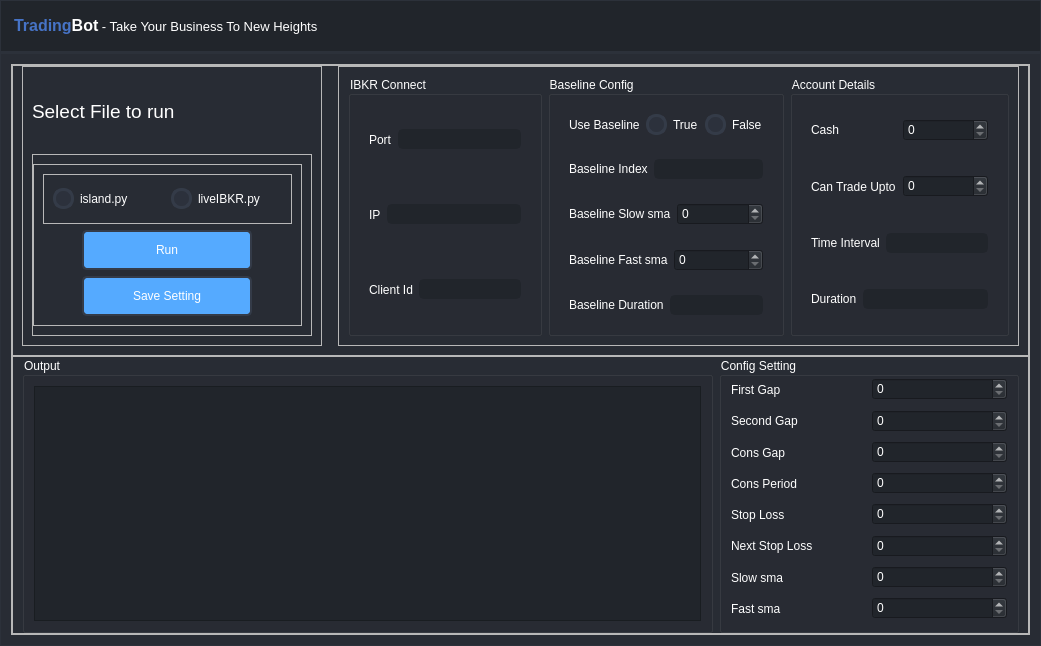
Before: the Qt Designer form main.ui in s-waqarali/V1---IslandStrategy, drawn with Qt 5.
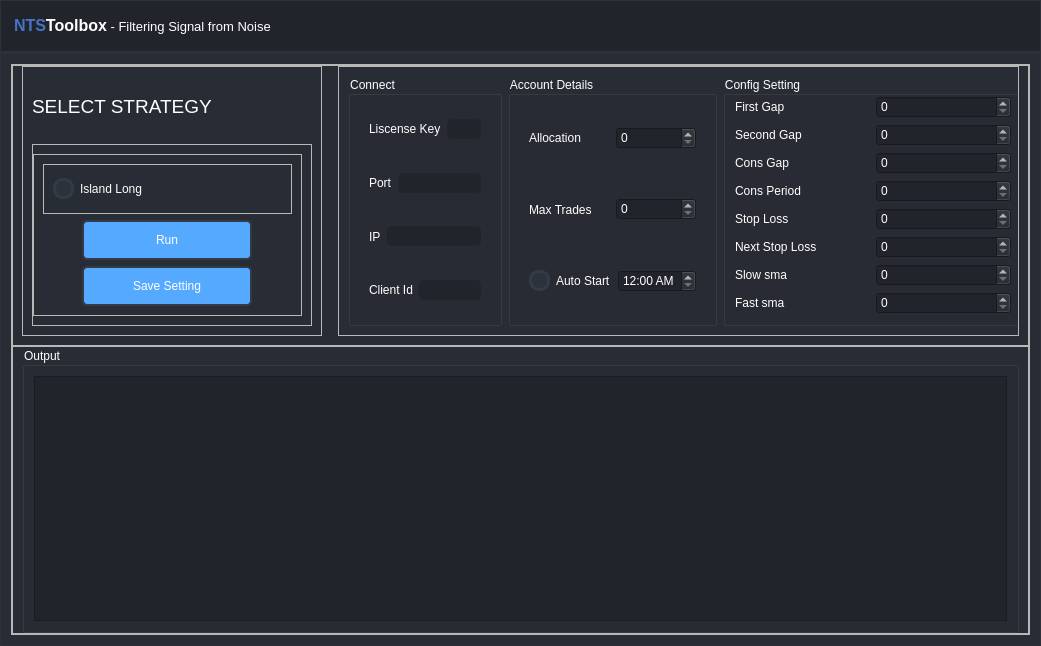
After: the same form once the commit is applied. Icons and pictures are not drawn.

Patch:
```diff
--- a/main.ui
+++ b/main.ui
@@ -44,6 +44,10 @@
 background-color: #21252b;
 }
 
+QTimeEdit {
+    background-color: #21252b;
+}
+
 /* /////////////////////////////////////////////////////////////////////////////////////////////////
 Tooltip */
 QToolTip {
@@ -700,7 +704,7 @@
                    </font>
                   </property>
                   <property name="text">
-                   <string>&lt;html&gt;&lt;head/&gt;&lt;body&gt;&lt;p&gt;&lt;span style=&quot; font-size:12pt; font-weight:600; color:#4673c6;&quot;&gt;Trading&lt;/span&gt;&lt;span style=&quot; font-size:12pt; font-weight:600; color:#ffffff;&quot;&gt;Bot&lt;/span&gt;&lt;span style=&quot; color:#ffffff;&quot;&gt; - Take Your Business To New Heights&lt;/span&gt;&lt;/p&gt;&lt;/body&gt;&lt;/html&gt;</string>
+                   <string>&lt;html&gt;&lt;head/&gt;&lt;body&gt;&lt;p&gt;&lt;span style=&quot; font-size:12pt; font-weight:600; color:#4673c6;&quot;&gt;NTS&lt;/span&gt;&lt;span style=&quot; font-size:12pt; font-weight:600; color:#ffffff;&quot;&gt;Toolbox&lt;/span&gt;&lt;span style=&quot; color:#ffffff;&quot;&gt; - Filtering Signal from Noise&lt;/span&gt;&lt;/p&gt;&lt;/body&gt;&lt;/html&gt;</string>
                   </property>
                   <property name="alignment">
                    <set>Qt::AlignLeading|Qt::AlignLeft|Qt::AlignVCenter</set>
@@ -1005,7 +1009,7 @@
                             <item>
                              <widget class="QLabel" name="label_92">
                               <property name="text">
-                               <string>&lt;html&gt;&lt;head/&gt;&lt;body&gt;&lt;p&gt;&lt;span style=&quot; font-size:14pt; color:#ffffff;&quot;&gt;Select File to run&lt;/span&gt;&lt;/p&gt;&lt;/body&gt;&lt;/html&gt;</string>
+                               <string>&lt;html&gt;&lt;head/&gt;&lt;body&gt;&lt;p&gt;&lt;span style=&quot; font-size:14pt; color:#ffffff;&quot;&gt;SELECT STRATEGY&lt;/span&gt;&lt;/p&gt;&lt;/body&gt;&lt;/html&gt;</string>
                               </property>
                              </widget>
                             </item>
@@ -1051,11 +1055,11 @@
                                         <string notr="true">color:white;</string>
                                        </property>
                                        <property name="text">
-                                        <string>island.py</string>
+                                        <string>Island Long</string>
                                        </property>
                                       </widget>
                                      </item>
-                                     <item>
+                                     <!-- <item>
                                       <widget class="QRadioButton" name="rdLiveIBKR">
                                        <property name="styleSheet">
                                         <string notr="true">color:white;</string>
@@ -1064,7 +1068,7 @@
                                         <string>liveIBKR.py</string>
                                        </property>
                                       </widget>
-                                     </item>
+                                     </item> -->
                                     </layout>
                                    </widget>
                                   </item>
@@ -1170,9 +1174,25 @@
                                <string notr="true">color: rgb(255, 255, 255);</string>
                               </property>
                               <property name="title">
-                               <string>IBKR Connect</string>
+                               <string>Connect</string>
                               </property>
                               <layout class="QVBoxLayout" name="verticalLayout_4">
+                              <item>
+                                <widget class="QWidget" name="widget" native="true">
+                                 <layout class="QHBoxLayout" name="horizontalLayout_5">
+                                  <item>
+                                   <widget class="QLabel" name="label">
+                                    <property name="text">
+                                     <string>Liscense Key</string>
+                                    </property>
+                                   </widget>
+                                  </item>
+                                  <item>
+                                   <widget class="QLineEdit" name="lineEdit_licenseKey"/>
+                                  </item>
+                                 </layout>
+                                </widget>
+                               </item>
                                <item>
                                 <widget class="QWidget" name="widget" native="true">
                                  <layout class="QHBoxLayout" name="horizontalLayout_5">
@@ -1224,7 +1244,7 @@
                               </layout>
                              </widget>
                             </item>
-                            <item>
+                            <!-- <item>
                              <widget class="QGroupBox" name="groupBox_2">
                               <property name="maximumSize">
                                <size>
@@ -1515,7 +1535,7 @@
                                </item>
                               </layout>
                              </widget>
-                            </item>
+                            </item> -->
                             <item>
                              <widget class="QGroupBox" name="groupBox_6">
                               <property name="maximumSize">
@@ -1537,7 +1557,7 @@
                                   <item>
                                    <widget class="QLabel" name="label_27">
                                     <property name="text">
-                                     <string>Cash</string>
+                                     <string>Allocation</string>
                                     </property>
                                    </widget>
                                   </item>
@@ -1557,7 +1577,7 @@
                                   <item>
                                    <widget class="QLabel" name="label_28">
                                     <property name="text">
-                                     <string>Can Trade Upto</string>
+                                     <string>Max Trades</string>
                                     </property>
                                    </widget>
                                   </item>
@@ -1575,19 +1595,29 @@
                                 <widget class="QWidget" name="widget_29" native="true">
                                  <layout class="QHBoxLayout" name="horizontalLayout_39">
                                   <item>
-                                   <widget class="QLabel" name="label_29">
-                                    <property name="text">
-                                     <string>Time Interval</string>
-                                    </property>
-                                   </widget>
-                                  </item>
-                                  <item>
-                                   <widget class="QLineEdit" name="txtTimeInterval"/>
-                                  </item>
+                                      <widget class="QRadioButton" name="rdAutoStart">
+                                       <property name="styleSheet">
+                                        <string notr="true">color:white;</string>
+                                       </property>
+                                       <property name="text">
+                                        <string>Auto Start</string>
+                                       </property>
+                                      </widget>
+                                     </item>
+                                    <item>
+                                        <widget class="QTimeEdit" name="txtAutoStart">
+                                        <property name="displayFormat">
+                                        <string>hh:mm AP</string>
+                                        </property>
+                                        <property name="styleSheet">
+                                        <string notr="true">color:white;</string>
+                                        </property>
+                                        </widget>   
+                                    </item>
                                  </layout>
                                 </widget>
                                </item>
-                               <item>
+                              <!--  <item>
                                 <widget class="QWidget" name="widget_30" native="true">
                                  <layout class="QHBoxLayout" name="horizontalLayout_40">
                                   <item>
@@ -1602,67 +1632,11 @@
                                   </item>
                                  </layout>
                                 </widget>
-                               </item>
+                               </item> -->
                               </layout>
                              </widget>
                             </item>
-                           </layout>
-                          </widget>
-                         </item>
-                        </layout>
-                       </widget>
-                      </item>
-                      <item>
-                       <widget class="QFrame" name="frame_90">
-                        <property name="styleSheet">
-                         <string notr="true">#frame_3
-{
-	background-color: #1a1c1e;
-}</string>
-                        </property>
-                        <property name="frameShape">
-                         <enum>QFrame::StyledPanel</enum>
-                        </property>
-                        <property name="frameShadow">
-                         <enum>QFrame::Raised</enum>
-                        </property>
-                        <layout class="QHBoxLayout" name="horizontalLayout_20">
-                         <property name="topMargin">
-                          <number>0</number>
-                         </property>
-                         <property name="bottomMargin">
-                          <number>0</number>
-                         </property>
-                         <item>
-                          <widget class="QGroupBox" name="groupBox_7">
-                           <property name="styleSheet">
-                            <string notr="true">color: rgb(255, 255, 255);</string>
-                           </property>
-                           <property name="title">
-                            <string>Output</string>
-                           </property>
-                           <layout class="QVBoxLayout" name="verticalLayout_11">
-                            <item>
-                             <widget class="QTextEdit" name="txtOutput">
-                              <property name="maximumSize">
-                               <size>
-                                <width>16777215</width>
-                                <height>16777215</height>
-                               </size>
-                              </property>
-                              <property name="styleSheet">
-                               <string notr="true">background-color:#21252b;
-color: rgb(255, 255, 255);</string>
-                              </property>
-                              <property name="readOnly">
-                               <bool>true</bool>
-                              </property>
-                             </widget>
-                            </item>
-                           </layout>
-                          </widget>
-                         </item>
-                         <item>
+                                                     <item>
                           <widget class="QGroupBox" name="groupBox_3">
                            <property name="minimumSize">
                             <size>
@@ -1934,6 +1908,62 @@
                                 </widget>
                                </item>
                               </layout>
+                             </widget>
+                            </item>
+                           </layout>
+                          </widget>
+                         </item>
+                           </layout>
+                          </widget>
+                         </item>
+                        </layout>
+                       </widget>
+                      </item>
+                      <item>
+                       <widget class="QFrame" name="frame_90">
+                        <property name="styleSheet">
+                         <string notr="true">#frame_3
+{
+	background-color: #1a1c1e;
+}</string>
+                        </property>
+                        <property name="frameShape">
+                         <enum>QFrame::StyledPanel</enum>
+                        </property>
+                        <property name="frameShadow">
+                         <enum>QFrame::Raised</enum>
+                        </property>
+                        <layout class="QHBoxLayout" name="horizontalLayout_20">
+                         <property name="topMargin">
+                          <number>0</number>
+                         </property>
+                         <property name="bottomMargin">
+                          <number>0</number>
+                         </property>
+                         <item>
+                          <widget class="QGroupBox" name="groupBox_7">
+                           <property name="styleSheet">
+                            <string notr="true">color: rgb(255, 255, 255);</string>
+                           </property>
+                           <property name="title">
+                            <string>Output</string>
+                           </property>
+                           <layout class="QVBoxLayout" name="verticalLayout_11">
+                            <item>
+                             <widget class="QTextEdit" name="txtOutput">
+                              <property name="maximumSize">
+                               <size>
+                                <width>16777215</width>
+                                <height>16777215</height>
+                               </size>
+                              </property>
+                              <property name="styleSheet">
+                               <string notr="true">background-color:#21252b;
+color: rgb(255, 255, 255);</string>
+                              </property>
+                              <property name="readOnly">
+                               <bool>true</bool>
+                              </property>
                              </widget>
                             </item>
                            </layout>
```
Left out of the diff: 8 changed lines with no effect on the pictures.
